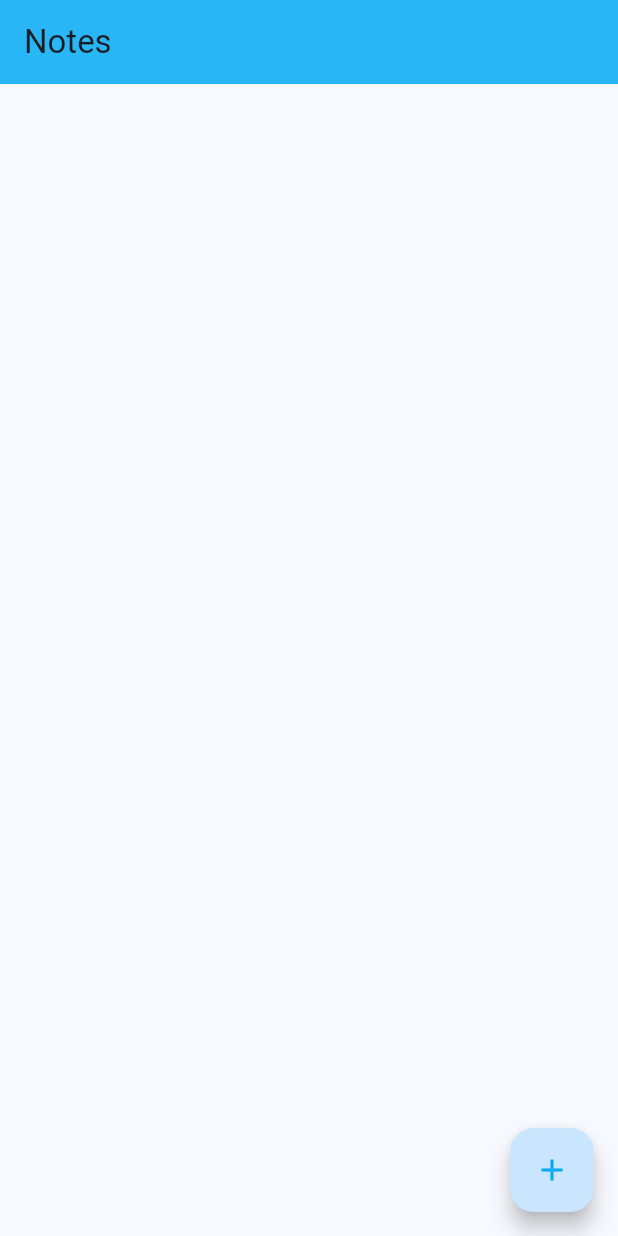
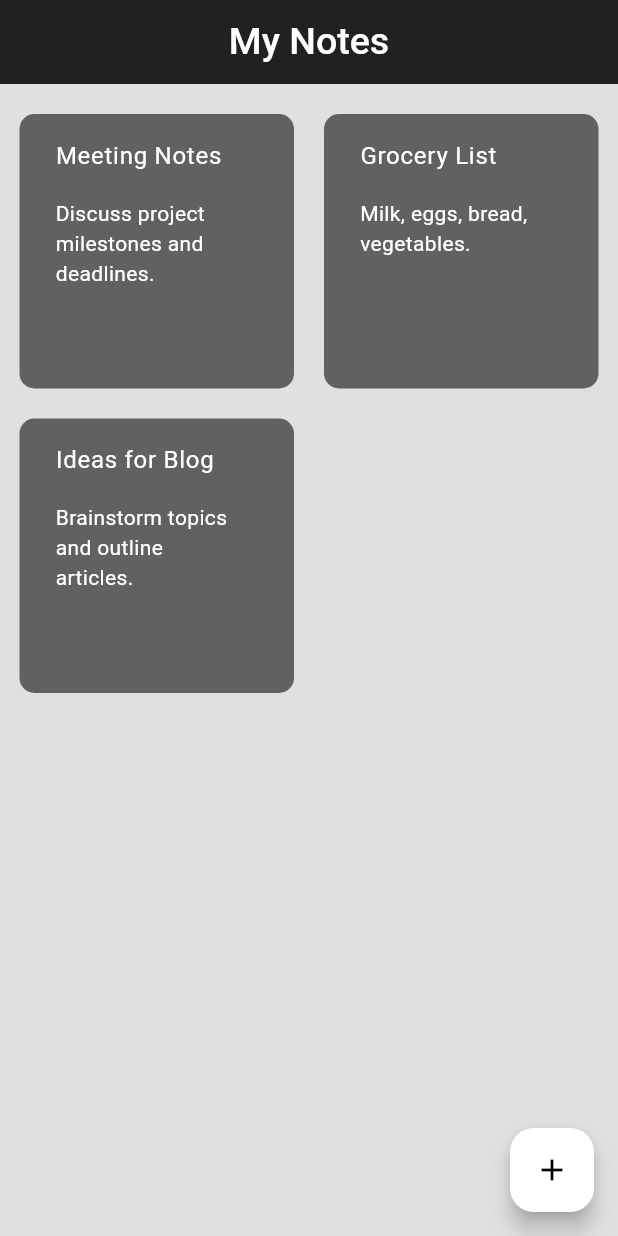
Before and after one commit to Indrajeet-007/my_notes, a Flutter app: the screen it shows after launch, on a phone screen of 412 x 824 dp. Run offline on Flutter 3.47's test engine with Material 3 defaults, Android fonts, the phone set to English and light mode, and no system bars; our stand-ins replace firebase_core; accounts and stored records are empty.

Commit message:
fourth day (added notes.dart),changed ui

```diff
--- /dev/null
+++ b/lib/data/dummy_data.dart
@@ -0,0 +1,17 @@
+final notesData = [
+  {
+    'title': 'Meeting Notes',
+    'content': 'Discuss project milestones and deadlines.',
+    'date': '2024-02-01'
+  },
+  {
+    'title': 'Grocery List',
+    'content': 'Milk, eggs, bread, vegetables.',
+    'date': '2024-02-02'
+  },
+  {
+    'title': 'Ideas for Blog',
+    'content': 'Brainstorm topics and outline articles.',
+    'date': '2024-02-03'
+  },
+];
--- a/lib/main.dart
+++ b/lib/main.dart
@@ -19,7 +19,7 @@ class MyApp extends StatelessWidget {
     return MaterialApp(
       title: 'Flutter Demo',
       theme: ThemeData(
-        colorScheme: ColorScheme.fromSeed(seedColor: Colors.lightBlue),
+        colorScheme: ColorScheme.fromSeed(seedColor: Colors.black),
         useMaterial3: true,
       ),
       home: const Notes(),
--- a/lib/screens/notes.dart
+++ b/lib/screens/notes.dart
@@ -1,19 +1,71 @@
 import 'package:flutter/cupertino.dart';
 import 'package:flutter/material.dart';
+import 'package:my_notes/data/dummy_data.dart';
 
 class Notes extends StatelessWidget {
-  const Notes({super.key});
+  const Notes({Key? key});
 
   @override
   Widget build(BuildContext context) {
     return Scaffold(
       appBar: AppBar(
-        title: const Text('Notes'),
-        backgroundColor: Colors.lightBlue.shade400,
+        title: const Center(
+          child: Text(
+            'My Notes',
+            style: TextStyle(
+              color: Colors.white,
+              fontSize: 25,
+              fontWeight: FontWeight.w500
+            ),
+          ),
+        ),
+        backgroundColor: Colors.grey.shade900,
+      ),
+      backgroundColor: Colors.black12,
+      body: Padding(
+        padding: const EdgeInsets.only(top: 15.0, left: 8.0, right: 8.0, bottom: 8.0),
+        child: GridView.builder(
+          itemCount: notesData.length,
+          itemBuilder: (context, index) => Padding(
+            padding: const EdgeInsets.all(5.0),
+            child: Container(
+              decoration: BoxDecoration(
+                color: Colors.grey.shade700,
+                borderRadius: BorderRadius.circular(10.0), // Set your desired border radius
+              ),
+              child: ListTile(
+                title: Padding(
+                  padding: const EdgeInsets.all(8.0),
+                  child: Text(
+                    notesData[index]['title']!,
+                    style: const TextStyle(
+                      color: Colors.white,
+                    ),
+                  ),
+                ),
+                subtitle: Padding(
+                  padding: const EdgeInsets.all(8.0),
+                  child: Text(
+                    notesData[index]['content']!,
+                    style: const TextStyle(
+                      color: Colors.white,
+                    ),
+                  ),
+                ),
+              ),
+            ),
+          ),
+          gridDelegate: const SliverGridDelegateWithFixedCrossAxisCount(
+            crossAxisCount: 2,
+            crossAxisSpacing: 10,
+            mainAxisSpacing: 10,
+          ),
+        ),
       ),
       floatingActionButton: FloatingActionButton(
         onPressed: () {},
-        child: Icon(Icons.add, color: Colors.lightBlue),
+        backgroundColor: Colors.white,
+        child: Icon(Icons.add, color: Colors.black),
       ),
     );
   }
```
Also changed, not shown: lib/screens/homepage.dart (+39 -15 lines).
